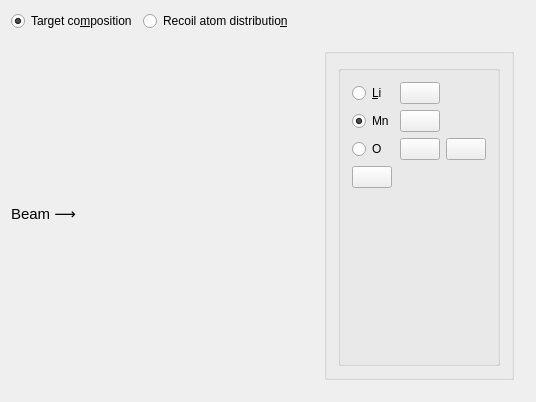
Above: ui_files/ui_target_widget.ui from JYU-IBA/potku before the change. Below: the same form after it.
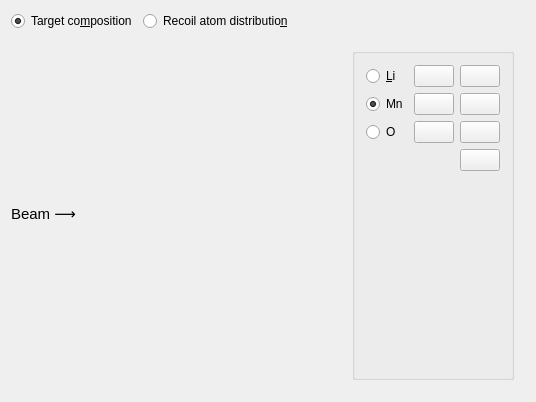
That is the form after the change. Icons and pictures are not drawn.

Commit message:
Rearranging simulation run UI
Rearranged some icons concerning running simulation in recoil view.

What changed in the file:
```diff
--- a/ui_files/ui_target_widget.ui
+++ b/ui_files/ui_target_widget.ui
@@ -82,179 +82,195 @@
       <widget class="QWidget" name="recoil_list_widget" native="true">
        <layout class="QVBoxLayout" name="recoil_layout">
         <item>
-         <widget class="QGroupBox" name="groupBox">
+         <widget class="QGroupBox" name="groupBox_2">
           <property name="title">
            <string/>
           </property>
-          <property name="alignment">
-           <set>Qt::AlignLeading|Qt::AlignLeft|Qt::AlignTop</set>
-          </property>
-          <layout class="QGridLayout" name="gridLayout">
-           <item row="1" column="0">
-            <widget class="QGroupBox" name="groupBox_2">
-             <property name="title">
+          <layout class="QGridLayout" name="gridLayout_2">
+           <item row="6" column="1">
+            <spacer name="verticalSpacer">
+             <property name="orientation">
+              <enum>Qt::Vertical</enum>
+             </property>
+             <property name="sizeHint" stdset="0">
+              <size>
+               <width>20</width>
+               <height>40</height>
+              </size>
+             </property>
+            </spacer>
+           </item>
+           <item row="2" column="1">
+            <widget class="QPushButton" name="pushButton_2">
+             <property name="sizePolicy">
+              <sizepolicy hsizetype="Fixed" vsizetype="Fixed">
+               <horstretch>0</horstretch>
+               <verstretch>0</verstretch>
+              </sizepolicy>
+             </property>
+             <property name="toolTip">
+              <string>Settings</string>
+             </property>
+             <property name="text">
               <string/>
              </property>
-             <layout class="QGridLayout" name="gridLayout_2">
-              <item row="0" column="1">
-               <widget class="QPushButton" name="pushButton">
-                <property name="sizePolicy">
-                 <sizepolicy hsizetype="Fixed" vsizetype="Fixed">
-                  <horstretch>0</horstretch>
-                  <verstretch>0</verstretch>
-                 </sizepolicy>
-                </property>
-                <property name="toolTip">
-                 <string>Settings</string>
-                </property>
-                <property name="text">
-                 <string/>
-                </property>
-                <property name="icon">
-                 <iconset>
-                  <normaloff>../ui_icons/reinhardt/gear.svg</normaloff>../ui_icons/reinhardt/gear.svg</iconset>
-                </property>
-                <property name="autoDefault">
-                 <bool>false</bool>
-                </property>
-                <property name="default">
-                 <bool>false</bool>
-                </property>
-                <property name="flat">
-                 <bool>false</bool>
-                </property>
-               </widget>
-              </item>
-              <item row="4" column="0">
-               <widget class="QRadioButton" name="radioButton_3">
-                <property name="text">
-                 <string>O</string>
-                </property>
-               </widget>
-              </item>
-              <item row="2" column="0">
-               <widget class="QRadioButton" name="radioButton">
-                <property name="text">
-                 <string>Mn</string>
-                </property>
-                <property name="checked">
-                 <bool>true</bool>
-                </property>
-               </widget>
-              </item>
-              <item row="2" column="1">
-               <widget class="QPushButton" name="pushButton_2">
-                <property name="sizePolicy">
-                 <sizepolicy hsizetype="Fixed" vsizetype="Fixed">
-                  <horstretch>0</horstretch>
-                  <verstretch>0</verstretch>
-                 </sizepolicy>
-                </property>
-                <property name="toolTip">
-                 <string>Settings</string>
-                </property>
-                <property name="text">
-                 <string/>
-                </property>
-                <property name="icon">
-                 <iconset>
-                  <normaloff>../ui_icons/reinhardt/gear.svg</normaloff>../ui_icons/reinhardt/gear.svg</iconset>
-                </property>
-                <property name="autoDefault">
-                 <bool>false</bool>
-                </property>
-                <property name="default">
-                 <bool>false</bool>
-                </property>
-                <property name="flat">
-                 <bool>false</bool>
-                </property>
-               </widget>
-              </item>
-              <item row="4" column="1">
-               <widget class="QPushButton" name="pushButton_3">
-                <property name="sizePolicy">
-                 <sizepolicy hsizetype="Fixed" vsizetype="Fixed">
-                  <horstretch>0</horstretch>
-                  <verstretch>0</verstretch>
-                 </sizepolicy>
-                </property>
-                <property name="toolTip">
-                 <string>Settings</string>
-                </property>
-                <property name="text">
-                 <string/>
-                </property>
-                <property name="icon">
-                 <iconset>
-                  <normaloff>../ui_icons/reinhardt/gear.svg</normaloff>../ui_icons/reinhardt/gear.svg</iconset>
-                </property>
-                <property name="autoDefault">
-                 <bool>false</bool>
-                </property>
-                <property name="default">
-                 <bool>false</bool>
-                </property>
-                <property name="flat">
-                 <bool>false</bool>
-                </property>
-               </widget>
-              </item>
-              <item row="5" column="0">
-               <widget class="QPushButton" name="pushButton_8">
-                <property name="sizePolicy">
-                 <sizepolicy hsizetype="Fixed" vsizetype="Fixed">
-                  <horstretch>0</horstretch>
-                  <verstretch>0</verstretch>
-                 </sizepolicy>
-                </property>
-                <property name="toolTip">
-                 <string>Add element</string>
-                </property>
-                <property name="text">
-                 <string/>
-                </property>
-                <property name="icon">
-                 <iconset>
-                  <normaloff>../ui_icons/reinhardt/edit_add.svg</normaloff>../ui_icons/reinhardt/edit_add.svg</iconset>
-                </property>
-               </widget>
-              </item>
-              <item row="0" column="0">
-               <widget class="QRadioButton" name="radioButton_2">
-                <property name="text">
-                 <string>&amp;Li</string>
-                </property>
-               </widget>
-              </item>
-              <item row="6" column="1">
-               <spacer name="verticalSpacer">
-                <property name="orientation">
-                 <enum>Qt::Vertical</enum>
-                </property>
-                <property name="sizeHint" stdset="0">
-                 <size>
-                  <width>20</width>
-                  <height>40</height>
-                 </size>
-                </property>
-               </spacer>
-              </item>
-              <item row="4" column="2">
-               <widget class="QPushButton" name="pushButton_9">
-                <property name="toolTip">
-                 <string>Remove element</string>
-                </property>
-                <property name="text">
-                 <string/>
-                </property>
-                <property name="icon">
-                 <iconset>
-                  <normaloff>../ui_icons/reinhardt/delete.svg</normaloff>../ui_icons/reinhardt/delete.svg</iconset>
-                </property>
-               </widget>
-              </item>
-             </layout>
+             <property name="icon">
+              <iconset>
+               <normaloff>../ui_icons/reinhardt/gear.svg</normaloff>../ui_icons/reinhardt/gear.svg</iconset>
+             </property>
+             <property name="autoDefault">
+              <bool>false</bool>
+             </property>
+             <property name="default">
+              <bool>false</bool>
+             </property>
+             <property name="flat">
+              <bool>false</bool>
+             </property>
+            </widget>
+           </item>
+           <item row="2" column="2">
+            <widget class="QPushButton" name="pushButton_4">
+             <property name="toolTip">
+              <string>Remove element</string>
+             </property>
+             <property name="text">
+              <string/>
+             </property>
+             <property name="icon">
+              <iconset>
+               <normaloff>../ui_icons/potku/del.png</normaloff>../ui_icons/potku/del.png</iconset>
+             </property>
+            </widget>
+           </item>
+           <item row="5" column="2">
+            <widget class="QPushButton" name="pushButton_8">
+             <property name="sizePolicy">
+              <sizepolicy hsizetype="Fixed" vsizetype="Fixed">
+               <horstretch>0</horstretch>
+               <verstretch>0</verstretch>
+              </sizepolicy>
+             </property>
+             <property name="toolTip">
+              <string>Add element</string>
+             </property>
+             <property name="text">
+              <string/>
+             </property>
+             <property name="icon">
+              <iconset>
+               <normaloff>../ui_icons/potku/add.png</normaloff>../ui_icons/potku/add.png</iconset>
+             </property>
+            </widget>
+           </item>
+           <item row="4" column="2">
+            <widget class="QPushButton" name="pushButton_9">
+             <property name="toolTip">
+              <string>Remove element</string>
+             </property>
+             <property name="text">
+              <string/>
+             </property>
+             <property name="icon">
+              <iconset>
+               <normaloff>../ui_icons/potku/del.png</normaloff>../ui_icons/potku/del.png</iconset>
+             </property>
+            </widget>
+           </item>
+           <item row="0" column="1">
+            <widget class="QPushButton" name="pushButton">
+             <property name="sizePolicy">
+              <sizepolicy hsizetype="Fixed" vsizetype="Fixed">
+               <horstretch>0</horstretch>
+               <verstretch>0</verstretch>
+              </sizepolicy>
+             </property>
+             <property name="toolTip">
+              <string>Settings</string>
+             </property>
+             <property name="text">
+              <string/>
+             </property>
+             <property name="icon">
+              <iconset>
+               <normaloff>../ui_icons/reinhardt/gear.svg</normaloff>../ui_icons/reinhardt/gear.svg</iconset>
+             </property>
+             <property name="autoDefault">
+              <bool>false</bool>
+             </property>
+             <property name="default">
+              <bool>false</bool>
+             </property>
+             <property name="flat">
+              <bool>false</bool>
+             </property>
+            </widget>
+           </item>
+           <item row="4" column="1">
+            <widget class="QPushButton" name="pushButton_3">
+             <property name="sizePolicy">
+              <sizepolicy hsizetype="Fixed" vsizetype="Fixed">
+               <horstretch>0</horstretch>
+               <verstretch>0</verstretch>
+              </sizepolicy>
+             </property>
+             <property name="toolTip">
+              <string>Settings</string>
+             </property>
+             <property name="text">
+              <string/>
+             </property>
+             <property name="icon">
+              <iconset>
+               <normaloff>../ui_icons/reinhardt/gear.svg</normaloff>../ui_icons/reinhardt/gear.svg</iconset>
+             </property>
+             <property name="autoDefault">
+              <bool>false</bool>
+             </property>
+             <property name="default">
+              <bool>false</bool>
+             </property>
+             <property name="flat">
+              <bool>false</bool>
+             </property>
+            </widget>
+           </item>
+           <item row="0" column="0">
+            <widget class="QRadioButton" name="radioButton_2">
+             <property name="text">
+              <string>&amp;Li</string>
+             </property>
+            </widget>
+           </item>
+           <item row="4" column="0">
+            <widget class="QRadioButton" name="radioButton_3">
+             <property name="text">
+              <string>O</string>
+             </property>
+            </widget>
+           </item>
+           <item row="2" column="0">
+            <widget class="QRadioButton" name="radioButton">
+             <property name="text">
+              <string>Mn</string>
+             </property>
+             <property name="checked">
+              <bool>true</bool>
+             </property>
+            </widget>
+           </item>
+           <item row="0" column="2">
+            <widget class="QPushButton" name="pushButton_5">
+             <property name="toolTip">
+              <string>Remove element</string>
+             </property>
+             <property name="text">
+              <string/>
+             </property>
+             <property name="icon">
+              <iconset>
+               <normaloff>../ui_icons/potku/del.png</normaloff>../ui_icons/potku/del.png</iconset>
+             </property>
             </widget>
            </item>
           </layout>
```
Left out of the diff: 2 changed lines with no effect on the pictures. The commit also changes 2 other files.
